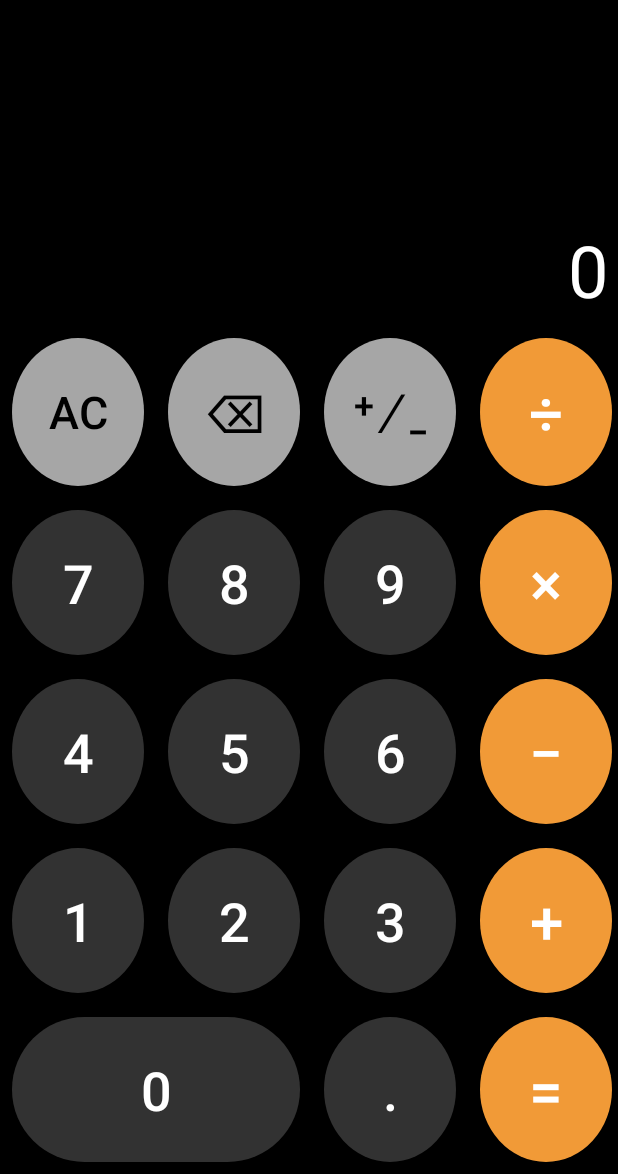
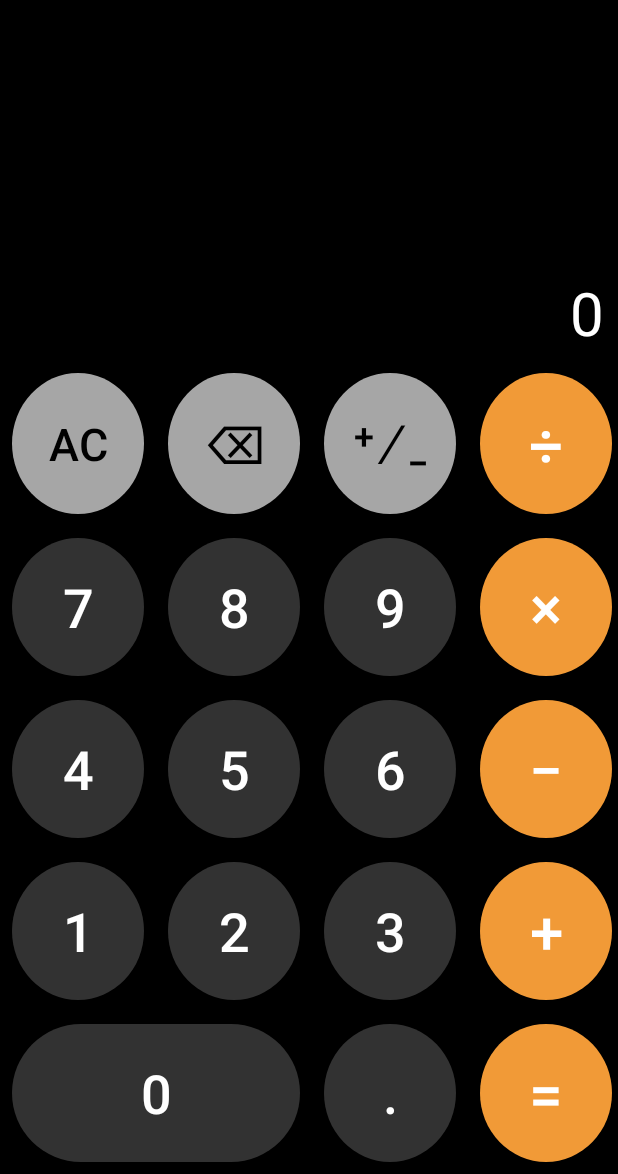
Before and after one commit to jinkpen/Calc, an Android app: the screen it shows after launch (MainActivity), on a phone screen of 412 x 824 dp, the part 62-1236 px from its top. Run offline under Robolectric (Android 15) with nearby library versions, the phone set to English and light mode, and no system bars.

Commit message:
TextView UIs formatted

```diff
--- a/app/src/main/res/layout/activity_main.xml
+++ b/app/src/main/res/layout/activity_main.xml
@@ -33,10 +33,11 @@
                 android:layout_height="match_parent"
                 android:layout_margin="5dp"
                 android:layout_span="4"
-                android:paddingStart="5dp"
-                android:paddingEnd="5dp"
+                android:paddingStart="8dp"
+                android:paddingEnd="8dp"
+                android:maxLength="34"
                 android:textColor="@color/light_grey"
-                android:textSize="24sp" />
+                android:textSize="20sp" />
         </TableRow>
 
 
@@ -53,11 +54,12 @@
                 android:layout_margin="5dp"
                 android:layout_span="4"
                 android:gravity="bottom|end"
-                android:paddingStart="5dp"
-                android:paddingEnd="5dp"
+                android:paddingStart="8dp"
+                android:paddingEnd="8dp"
+                android:lines="2"
                 android:text="@string/txt0"
                 android:textColor="@color/white"
-                android:textSize="48sp" />
+                android:textSize="40sp" />
         </TableRow>
 
         <TableRow
```
